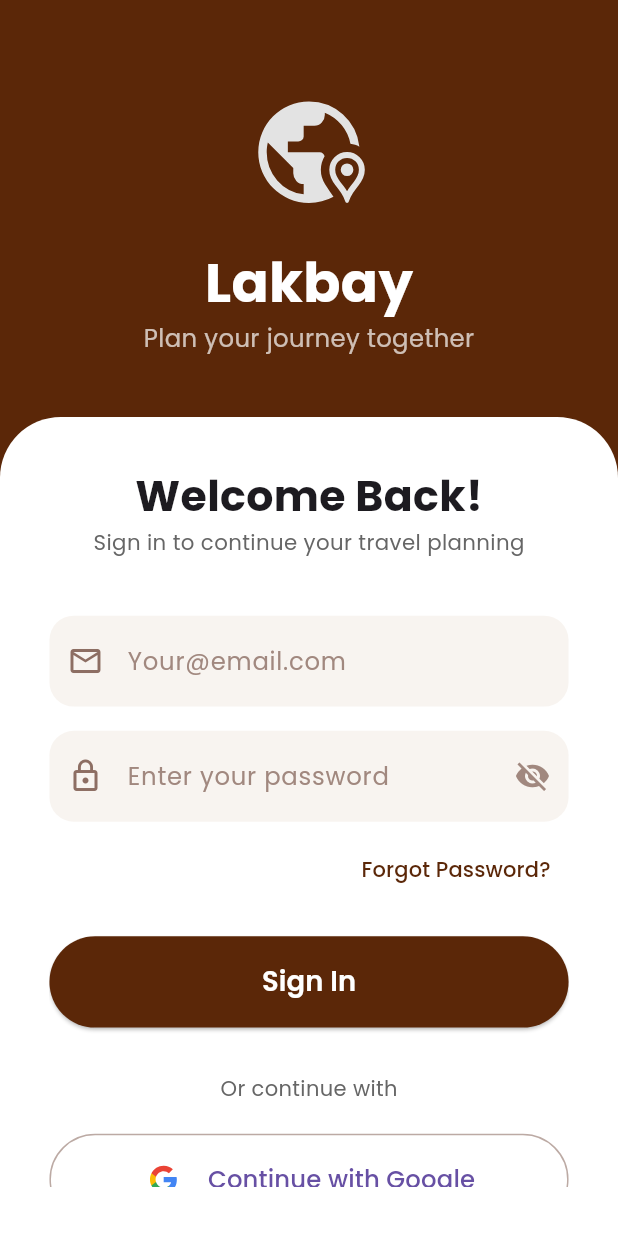
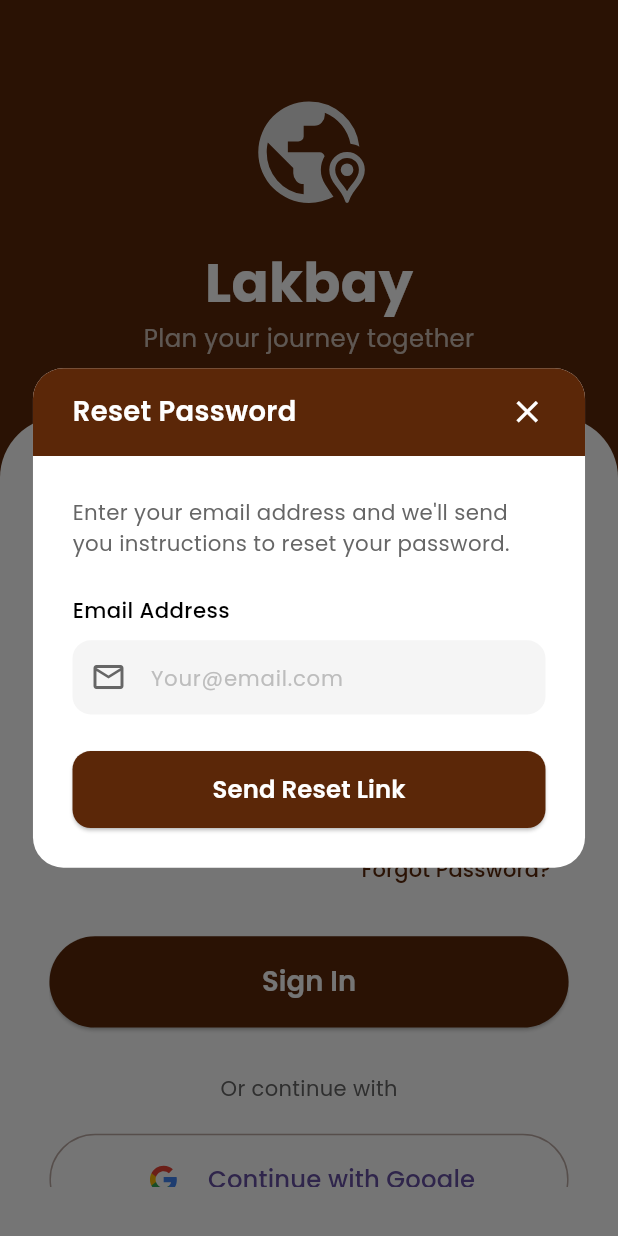
Before and after one commit to Jerai27/Lakbay_App, a Flutter app: the screen it shows after launch, after a tap on "Forgot Password?", on a phone screen of 412 x 824 dp. Run offline on Flutter 3.47's test engine with Material 3 defaults, Android fonts, the phone set to English and light mode, and no system bars; our stand-ins replace flutter_screenutil, flutter_svg, get, google_fonts.

Commit message:
Forgot Password Modal

```diff
--- a/lib/main.dart
+++ b/lib/main.dart
@@ -5,16 +5,16 @@ import 'package:get/get.dart';
 import 'screens/login_screen.dart';
 
 void main() {
-  runApp(const MyApp());
+  runApp(const MyApp()); // No SystemChrome needed
 }
 
 class MyApp extends StatelessWidget {
-  const MyApp({Key? key}) : super(key: key);
+  const MyApp({super.key});
 
   @override
   Widget build(BuildContext context) {
     return ScreenUtilInit(
-      designSize: const Size(375, 812), // Matches your Figma perfectly
+      designSize: const Size(375, 812),
       minTextAdapt: true,
       splitScreenMode: true,
       builder: (context, child) {
@@ -22,9 +22,17 @@ class MyApp extends StatelessWidget {
           title: 'Lakbay',
           debugShowCheckedModeBanner: false,
           theme: ThemeData(
+            brightness: Brightness.light,
+            fontFamily: 'Poppins',
+            useMaterial3: true,
+            scaffoldBackgroundColor: Colors.white,
+          ),
+          darkTheme: ThemeData(
+            brightness: Brightness.dark,
             fontFamily: 'Poppins',
             useMaterial3: true,
           ),
+          themeMode: ThemeMode.system, // Follow device setting
           home: const LoginScreen(),
         );
       },
--- a/lib/screens/login_screen.dart
+++ b/lib/screens/login_screen.dart
@@ -7,6 +7,8 @@ import 'package:google_fonts/google_fonts.dart';
 import '../core/app_colors.dart';
 import '../widgets/custom_textfield.dart';
 import 'signup_screen.dart';
+import '../widgets/forgot_password_modal.dart';
+
 
 class LoginScreen extends StatelessWidget {
   const LoginScreen({Key? key}) : super(key: key);
@@ -74,12 +76,18 @@ class LoginScreen extends StatelessWidget {
                       Align(
                       alignment: Alignment.centerRight,
                       child: TextButton(
-                          onPressed: () {},
+                      onPressed: () {
+                        showDialog(
+                          context: context,
+                          builder: (context) => const ForgotPasswordModal(),
+                          );
+                        },
                         child: Text('Forgot Password?',
                           style: GoogleFonts.poppins(
                           color: AppColors.brownPrimary)),
                       ),
                     ),
+
 
                       SizedBox(height: 20.h),
                       ElevatedButton(
--- a/lib/screens/signup_screen.dart
+++ b/lib/screens/signup_screen.dart
@@ -20,7 +20,7 @@ class SignUpScreen extends StatelessWidget {
           children: [
             Container(
               padding: EdgeInsets.only(top: 40.h, bottom: 20.h),
-              child: SvgPicture.asset('assets/images/lakbay_logo.svg',
+              child: SvgPicture.asset('assets/images/Lakbay_Logo.svg',
                   height: 90.h, color: Colors.white.withOpacity(0.9)),
             ),
             Text('Create Account',
--- /dev/null
+++ b/lib/widgets/forgot_password_modal.dart
@@ -0,0 +1,165 @@
+import 'package:flutter/material.dart';
+import 'package:flutter_screenutil/flutter_screenutil.dart';
+import 'package:google_fonts/google_fonts.dart';
+import '../core/app_colors.dart';
+import 'custom_textfield.dart';
+
+class ForgotPasswordModal extends StatefulWidget {
+  const ForgotPasswordModal({super.key});
+
+  @override
+  State<ForgotPasswordModal> createState() => _ForgotPasswordModalState();
+}
+
+class _ForgotPasswordModalState extends State<ForgotPasswordModal> {
+  final TextEditingController _emailController = TextEditingController();
+
+  @override
+  void dispose() {
+    _emailController.dispose();
+    super.dispose();
+  }
+
+  @override
+  Widget build(BuildContext context) {
+    return Dialog(
+      backgroundColor: Colors.transparent,
+      insetPadding: EdgeInsets.symmetric(horizontal: 20.w),
+      child: Container(
+        decoration: BoxDecoration(
+          color: Colors.white,
+          borderRadius: BorderRadius.circular(20.r),
+        ),
+        child: Column(
+          mainAxisSize: MainAxisSize.min,
+          children: [
+            // Header with title and close button
+            Container(
+              padding: EdgeInsets.symmetric(horizontal: 24.w, vertical: 16.h),
+              decoration: BoxDecoration(
+                color: AppColors.brownPrimary,
+                borderRadius: BorderRadius.only(
+                  topLeft: Radius.circular(20.r),
+                  topRight: Radius.circular(20.r),
+                ),
+              ),
+              child: Row(
+                mainAxisAlignment: MainAxisAlignment.spaceBetween,
+                children: [
+                  Text(
+                    'Reset Password',
+                    style: GoogleFonts.poppins(
+                      fontSize: 18.sp,
+                      fontWeight: FontWeight.w600,
+                      color: Colors.white,
+                    ),
+                  ),
+                  GestureDetector(
+                    onTap: () => Navigator.pop(context),
+                    child: Icon(
+                      Icons.close,
+                      color: Colors.white,
+                      size: 24.sp,
+                    ),
+                  ),
+                ],
+              ),
+            ),
+
+            // Body content
+            Padding(
+              padding: EdgeInsets.all(24.w),
+              child: Column(
+                mainAxisSize: MainAxisSize.min,
+                crossAxisAlignment: CrossAxisAlignment.start,
+                children: [
+                  // Description text
+                  Text(
+                    "Enter your email address and we'll send you instructions to reset your password.",
+                    style: GoogleFonts.poppins(
+                      fontSize: 14.sp,
+                      color: AppColors.textGray,
+                      height: 1.5,
+                    ),
+                  ),
+
+                  SizedBox(height: 24.h),
+
+                  // Email label
+                  Text(
+                    'Email Address',
+                    style: GoogleFonts.poppins(
+                      fontSize: 14.sp,
+                      fontWeight: FontWeight.w500,
+                      color: Colors.black,
+                    ),
+                  ),
+
+                  SizedBox(height: 10.h),
+
+                  // Email input field
+                  TextField(
+                    controller: _emailController,
+                    decoration: InputDecoration(
+                      hintText: 'Your@email.com',
+                      hintStyle: GoogleFonts.poppins(
+                        fontSize: 14.sp,
+                        color: Colors.grey.shade400,
+                      ),
+                      prefixIcon: Icon(
+                        Icons.email_outlined,
+                        color: AppColors.textGray,
+                      ),
+                      filled: true,
+                      fillColor: Colors.grey.shade100,
+                      border: OutlineInputBorder(
+                        borderRadius: BorderRadius.circular(12.r),
+                        borderSide: BorderSide.none,
+                      ),
+                      contentPadding: EdgeInsets.symmetric(
+                        horizontal: 16.w,
+                        vertical: 14.h,
+                      ),
+                    ),
+                    style: GoogleFonts.poppins(fontSize: 14.sp),
+                  ),
+
+                  SizedBox(height: 24.h),
+
+                  // Send Reset Link button
+                  SizedBox(
+                    width: double.infinity,
+                    child: ElevatedButton(
+                      onPressed: () {
+                        // TODO: Handle password reset logic
+                        String email = _emailController.text;
+                        print('Reset password for: $email');
+                        // After success, you can close the dialog
+                        // Navigator.pop(context);
+                      },
+                      style: ElevatedButton.styleFrom(
+                        backgroundColor: AppColors.brownPrimary,
+                        padding: EdgeInsets.symmetric(vertical: 14.h),
+                        shape: RoundedRectangleBorder(
+                          borderRadius: BorderRadius.circular(12.r),
+                        ),
+                      ),
+                      child: Text(
+                        'Send Reset Link',
+                        style: GoogleFonts.poppins(
+                          fontSize: 16.sp,
+                          fontWeight: FontWeight.w600,
+                          color: Colors.white,
+                        ),
+                      ),
+                    ),
+                  ),
+                ],
+              ),
+            ),
+          ],
+        ),
+      ),
+    );
+  }
+}
```
Lines whose indentation alone changed are shown as unchanged.
